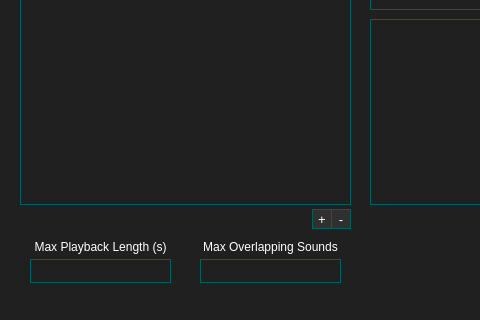
First picture: the form in qtui/mainwindow.ui, repository andre-tm-hui/ReVox, before the edit; both pictures show x 0 to 480 and y 160 to 480 of the 720 by 480 pixel window.
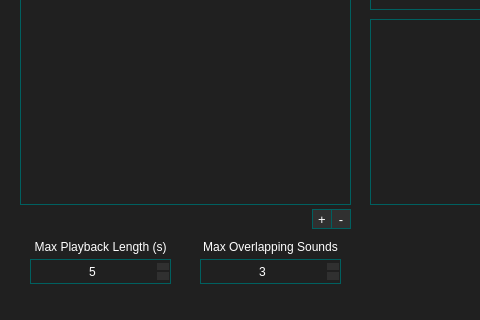
Second picture: the form after the edit. Icons and pictures are not drawn.

Commit message: reduced number of streams used, moved mic recording to passthrough stream, added some soundboard playback settings

```diff
--- a/qtui/mainwindow.ui
+++ b/qtui/mainwindow.ui
@@ -443,41 +443,6 @@
      <set>Qt::AlignVCenter</set>
     </property>
    </widget>
-   <widget class="QTextEdit" name="textEdit">
-    <property name="geometry">
-     <rect>
-      <x>30</x>
-      <y>400</y>
-      <width>141</width>
-      <height>24</height>
-     </rect>
-    </property>
-    <property name="sizePolicy">
-     <sizepolicy hsizetype="Fixed" vsizetype="Fixed">
-      <horstretch>0</horstretch>
-      <verstretch>0</verstretch>
-     </sizepolicy>
-    </property>
-    <property name="styleSheet">
-     <string notr="true">border: 1px solid #006060;</string>
-    </property>
-    <property name="verticalScrollBarPolicy">
-     <enum>Qt::ScrollBarAlwaysOff</enum>
-    </property>
-    <property name="horizontalScrollBarPolicy">
-     <enum>Qt::ScrollBarAlwaysOff</enum>
-    </property>
-    <property name="lineWrapMode">
-     <enum>QTextEdit::NoWrap</enum>
-    </property>
-    <property name="html">
-     <string>&lt;!DOCTYPE HTML PUBLIC &quot;-//W3C//DTD HTML 4.0//EN&quot; &quot;http://www.w3.org/TR/REC-html40/strict.dtd&quot;&gt;
-&lt;html&gt;&lt;head&gt;&lt;meta name=&quot;qrichtext&quot; content=&quot;1&quot; /&gt;&lt;meta charset=&quot;utf-8&quot; /&gt;&lt;style type=&quot;text/css&quot;&gt;
-p, li { white-space: pre-wrap; }
-&lt;/style&gt;&lt;/head&gt;&lt;body style=&quot; font-family:'Segoe UI'; font-size:9pt; font-weight:400; font-style:normal;&quot;&gt;
-&lt;p style=&quot;-qt-paragraph-type:empty; margin-top:0px; margin-bottom:0px; margin-left:0px; margin-right:0px; -qt-block-indent:0; text-indent:0px;&quot;&gt;&lt;br /&gt;&lt;/p&gt;&lt;/body&gt;&lt;/html&gt;</string>
-    </property>
-   </widget>
    <widget class="QLabel" name="label_3">
     <property name="geometry">
      <rect>
@@ -494,41 +459,6 @@
      <set>Qt::AlignCenter</set>
     </property>
    </widget>
-   <widget class="QTextEdit" name="textEdit_2">
-    <property name="geometry">
-     <rect>
-      <x>200</x>
-      <y>400</y>
-      <width>141</width>
-      <height>24</height>
-     </rect>
-    </property>
-    <property name="sizePolicy">
-     <sizepolicy hsizetype="Fixed" vsizetype="Fixed">
-      <horstretch>0</horstretch>
-      <verstretch>0</verstretch>
-     </sizepolicy>
-    </property>
-    <property name="styleSheet">
-     <string notr="true">border: 1px solid #006060;</string>
-    </property>
-    <property name="verticalScrollBarPolicy">
-     <enum>Qt::ScrollBarAlwaysOff</enum>
-    </property>
-    <property name="horizontalScrollBarPolicy">
-     <enum>Qt::ScrollBarAlwaysOff</enum>
-    </property>
-    <property name="lineWrapMode">
-     <enum>QTextEdit::NoWrap</enum>
-    </property>
-    <property name="html">
-     <string>&lt;!DOCTYPE HTML PUBLIC &quot;-//W3C//DTD HTML 4.0//EN&quot; &quot;http://www.w3.org/TR/REC-html40/strict.dtd&quot;&gt;
-&lt;html&gt;&lt;head&gt;&lt;meta name=&quot;qrichtext&quot; content=&quot;1&quot; /&gt;&lt;meta charset=&quot;utf-8&quot; /&gt;&lt;style type=&quot;text/css&quot;&gt;
-p, li { white-space: pre-wrap; }
-&lt;/style&gt;&lt;/head&gt;&lt;body style=&quot; font-family:'Segoe UI'; font-size:9pt; font-weight:400; font-style:normal;&quot;&gt;
-&lt;p style=&quot;-qt-paragraph-type:empty; margin-top:0px; margin-bottom:0px; margin-left:0px; margin-right:0px; -qt-block-indent:0; text-indent:0px;&quot;&gt;&lt;br /&gt;&lt;/p&gt;&lt;/body&gt;&lt;/html&gt;</string>
-    </property>
-   </widget>
    <widget class="QLabel" name="label_4">
     <property name="geometry">
      <rect>
@@ -653,6 +583,65 @@
      <string>VOICE FX</string>
     </property>
    </widget>
+   <widget class="QSpinBox" name="maxPlaybackLength">
+    <property name="geometry">
+     <rect>
+      <x>30</x>
+      <y>400</y>
+      <width>141</width>
+      <height>25</height>
+     </rect>
+    </property>
+    <property name="styleSheet">
+     <string notr="true">QSpinBox{border: 1px solid #006060;}
+QSpinBox::up-button{background: #303030; border: 1px solid #202020;}
+QSpinBox::down-button{background: #303030; border: 1px solid #202020;}
+</string>
+    </property>
+    <property name="alignment">
+     <set>Qt::AlignCenter</set>
+    </property>
+    <property name="minimum">
+     <number>1</number>
+    </property>
+    <property name="maximum">
+     <number>100</number>
+    </property>
+    <property name="singleStep">
+     <number>1</number>
+    </property>
+    <property name="value">
+     <number>5</number>
+    </property>
+   </widget>
+   <widget class="QSpinBox" name="maxOverlappingSounds">
+    <property name="geometry">
+     <rect>
+      <x>200</x>
+      <y>400</y>
+      <width>141</width>
+      <height>25</height>
+     </rect>
+    </property>
+    <property name="styleSheet">
+     <string notr="true">QSpinBox{border: 1px solid #006060;}
+QSpinBox::up-button{background: #303030; border: 1px solid #202020;}
+QSpinBox::down-button{background: #303030; border: 1px solid #202020;}
+</string>
+    </property>
+    <property name="alignment">
+     <set>Qt::AlignCenter</set>
+    </property>
+    <property name="minimum">
+     <number>1</number>
+    </property>
+    <property name="maximum">
+     <number>10</number>
+    </property>
+    <property name="value">
+     <number>3</number>
+    </property>
+   </widget>
   </widget>
   <widget class="QMenuBar" name="menubar">
    <property name="geometry">
```
The commit also changes 17 other files.
